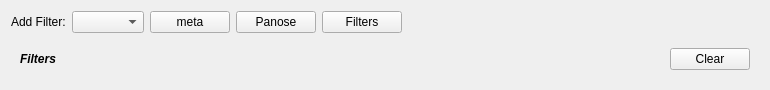
First picture: the form in src/filterbar.ui, repository fontmatrix/fontmatrix, before the edit.
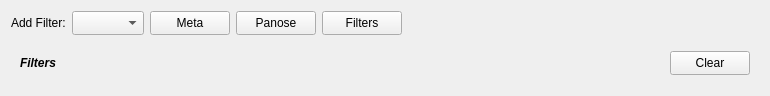
Second picture: the form after the edit.

Commit message: Capitalization of a button's caption

The edit to the form file:
```diff
--- a/src/filterbar.ui
+++ b/src/filterbar.ui
@@ -7,7 +7,7 @@
     <x>0</x>
     <y>0</y>
     <width>770</width>
-    <height>67</height>
+    <height>96</height>
    </rect>
   </property>
   <property name="windowTitle">
@@ -49,7 +49,7 @@
             </size>
            </property>
            <property name="text">
-            <string>meta</string>
+            <string>Meta</string>
            </property>
           </widget>
          </item>
```
